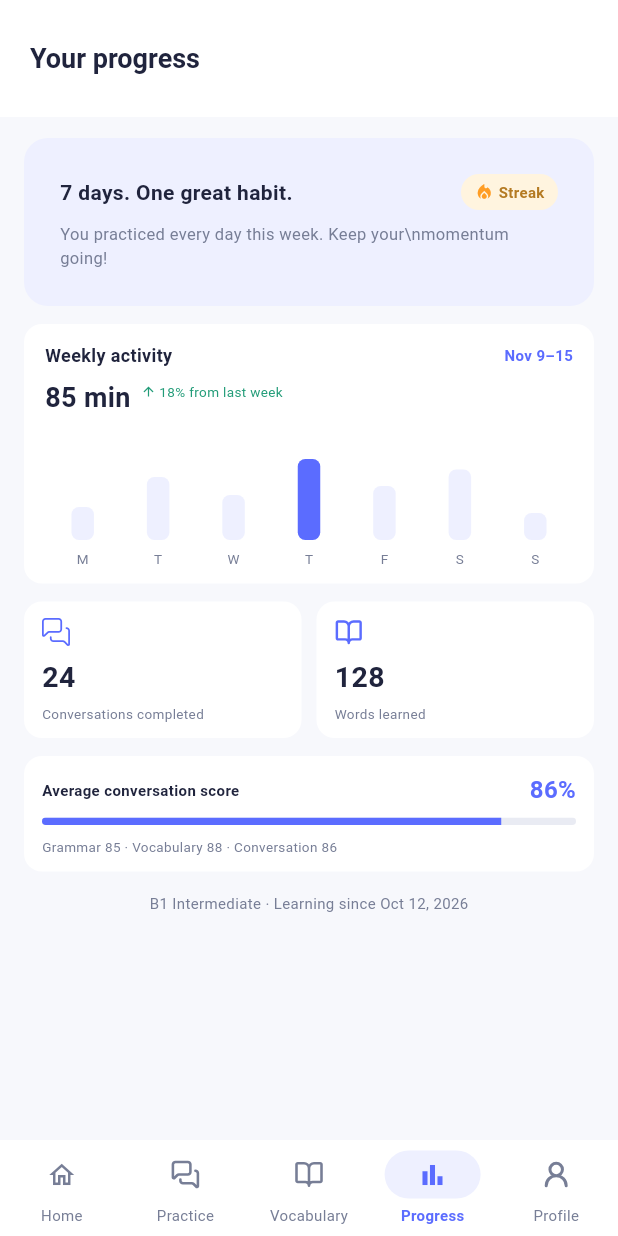
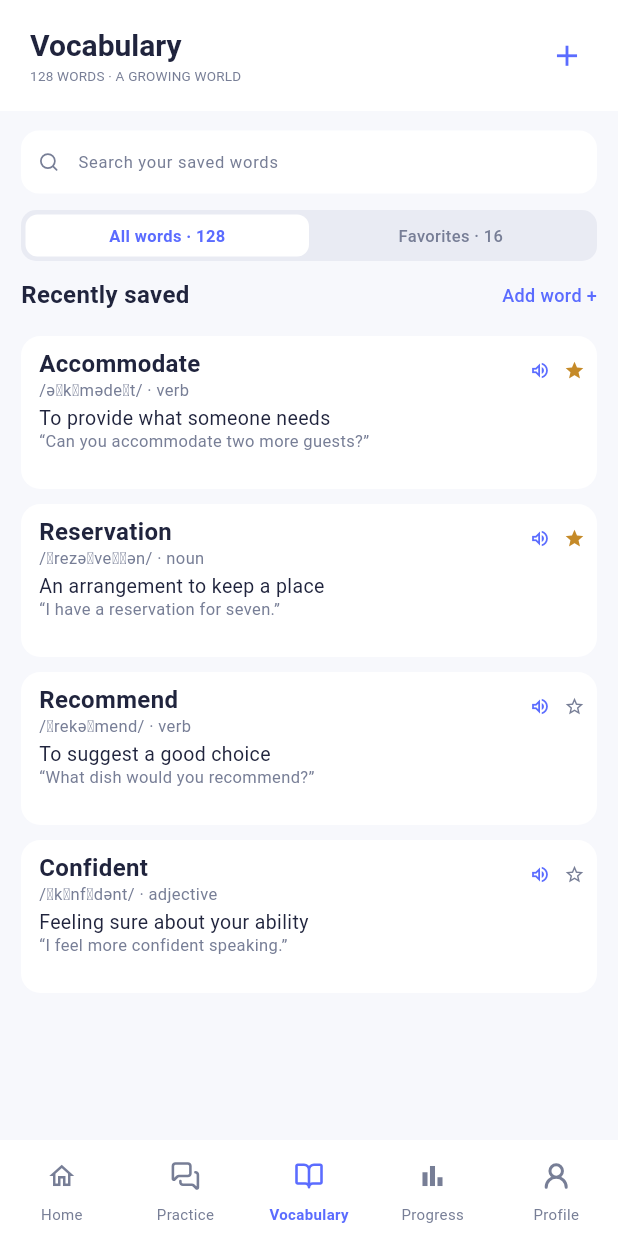
Before and after one commit to ahmedgamal826/ai-lingo-app, a Flutter app: the screen it shows after launch, on a phone screen of 412 x 824 dp. Run offline on Flutter 3.47's test engine with Material 3 defaults, Android fonts, the phone set to English and light mode, and no system bars; our stand-ins replace flutter_bloc, flutter_screenutil, flutter_svg.

Commit message:
create vocabulary view screen and fix some error in progress view screen

```diff
--- a/Code/ai_lingo_user_app/lib/features/home/views/home_view.dart
+++ b/Code/ai_lingo_user_app/lib/features/home/views/home_view.dart
@@ -1,11 +1,11 @@
 import 'package:flutter/material.dart';
 
-import '../../progress/views/progress_view.dart';
+import '../../vocabulary/views/vocabulary_view.dart';
 
-/// App entry screen currently displays the Progress screen.
+/// App entry screen currently displays the Vocabulary screen.
 class HomeView extends StatelessWidget {
   const HomeView({super.key});
 
   @override
-  Widget build(BuildContext context) => const ProgressView();
+  Widget build(BuildContext context) => const VocabularyView();
 }
--- a/Code/ai_lingo_user_app/lib/features/progress/views/progress_view.dart
+++ b/Code/ai_lingo_user_app/lib/features/progress/views/progress_view.dart
@@ -6,6 +6,7 @@ import '../../../core/theme/app_colors.dart';
 import '../../../core/theme/app_dimensions.dart';
 import '../../../core/widgets/custom_bottom_nav_bar.dart';
 import '../../../core/widgets/custom_card.dart';
+import '../../vocabulary/views/vocabulary_view.dart';
 
 /// Progress screen built with the project's existing shared widgets.
 class ProgressView extends StatefulWidget {
@@ -392,7 +393,18 @@ class _ProgressViewState extends State<ProgressView> {
         ),
         bottomNavigationBar: CustomBottomNavBar(
           currentIndex: _selectedIndex,
-          onTap: (index) => setState(() => _selectedIndex = index),
+          onTap: (index) {
+            if (index == 2) {
+              Navigator.pushReplacement(
+                context,
+                MaterialPageRoute(builder: (_) => const VocabularyView()),
+              );
+              return;
+            }
+            if (index == 3) {
+              setState(() => _selectedIndex = 3);
+            }
+          },
           items: [
             BottomNavItem(
               label: 'Home',
--- /dev/null
+++ b/Code/ai_lingo_user_app/lib/features/vocabulary/views/vocabulary_view.dart
@@ -0,0 +1,520 @@
+import 'package:flutter/material.dart';
+import 'package:flutter_svg/flutter_svg.dart';
+
+import '../../../core/constants/app_assets.dart';
+import '../../../core/theme/app_colors.dart';
+import '../../../core/theme/app_dimensions.dart';
+import '../../../core/theme/app_font_sizes.dart';
+import '../../../core/widgets/custom_bottom_nav_bar.dart';
+import '../../../core/widgets/custom_card.dart';
+import '../../../core/widgets/custom_icon_button.dart';
+import '../../progress/views/progress_view.dart';
+
+class VocabularyView extends StatefulWidget {
+  const VocabularyView({super.key});
+
+  @override
+  State<VocabularyView> createState() => _VocabularyViewState();
+}
+
+class _VocabularyViewState extends State<VocabularyView> {
+  final TextEditingController _searchController = TextEditingController();
+  int _selectedFilter = 0;
+  final List<_VocabularyWord> _words = [
+    _VocabularyWord(
+      word: 'Accommodate',
+      phonetic: '/əˈkɒmədeɪt/ · verb',
+      meaning: 'To provide what someone needs',
+      example: '“Can you accommodate two more guests?”',
+      favorite: true,
+    ),
+    _VocabularyWord(
+      word: 'Reservation',
+      phonetic: '/ˌrezəˈveɪʃən/ · noun',
+      meaning: 'An arrangement to keep a place',
+      example: '“I have a reservation for seven.”',
+      favorite: true,
+    ),
+    _VocabularyWord(
+      word: 'Recommend',
+      phonetic: '/ˌrekəˈmend/ · verb',
+      meaning: 'To suggest a good choice',
+      example: '“What dish would you recommend?”',
+      favorite: false,
+    ),
+    _VocabularyWord(
+      word: 'Confident',
+      phonetic: '/ˈkɒnfɪdənt/ · adjective',
+      meaning: 'Feeling sure about your ability',
+      example: '“I feel more confident speaking.”',
+      favorite: false,
+    ),
+  ];
+
+  List<_VocabularyWord> get _visibleWords {
+    final query = _searchController.text.trim().toLowerCase();
+    return _words.where((word) {
+      final matchesFilter = _selectedFilter == 0 || word.favorite;
+      final matchesSearch = query.isEmpty ||
+          word.word.toLowerCase().contains(query) ||
+          word.meaning.toLowerCase().contains(query);
+      return matchesFilter && matchesSearch;
+    }).toList();
+  }
+
+  int get _favoriteCount =>
+      16 + _words.where((word) => word.favorite).length - 2;
+
+  @override
+  void dispose() {
+    _searchController.dispose();
+    super.dispose();
+  }
+
+  void _showAddWordDialog() {
+    final wordController = TextEditingController();
+    final meaningController = TextEditingController();
+    showDialog<void>(
+      context: context,
+      builder: (dialogContext) => AlertDialog(
+        title: const Text('Add new word'),
+        content: Column(
+          mainAxisSize: MainAxisSize.min,
+          children: [
+            TextField(
+              controller: wordController,
+              decoration: const InputDecoration(hintText: 'Word'),
+              textCapitalization: TextCapitalization.words,
+            ),
+            const SizedBox(height: 12),
+            TextField(
+              controller: meaningController,
+              decoration: const InputDecoration(hintText: 'Meaning'),
+            ),
+          ],
+        ),
+        actions: [
+          TextButton(
+            onPressed: () => Navigator.pop(dialogContext),
+            child: const Text('Cancel'),
+          ),
+          TextButton(
+            onPressed: () {
+              final newWord = wordController.text.trim();
+              final meaning = meaningController.text.trim();
+              if (newWord.isEmpty || meaning.isEmpty) return;
+              setState(() {
+                _words.insert(
+                  0,
+                  _VocabularyWord(
+                    word: newWord,
+                    phonetic: '· new word',
+                    meaning: meaning,
+                    example: 'Tap to add an example sentence.',
+                  ),
+                );
+                _selectedFilter = 0;
+                _searchController.clear();
+              });
+              Navigator.pop(dialogContext);
+            },
+            child: const Text('Add'),
+          ),
+        ],
+      ),
+    ).whenComplete(() {
+      wordController.dispose();
+      meaningController.dispose();
+    });
+  }
+
+  @override
+  Widget build(BuildContext context) {
+    return Theme(
+      data: Theme.of(context).copyWith(
+        navigationBarTheme: NavigationBarThemeData(
+          height: AppDimensions.bottomNavHeight,
+          backgroundColor: AppColors.white,
+          indicatorColor: Colors.transparent,
+          labelTextStyle: WidgetStateProperty.resolveWith((states) {
+            final selected = states.contains(WidgetState.selected);
+            return TextStyle(
+              fontSize: AppFontSizes.font10,
+              height: 1.2,
+              fontWeight: selected ? FontWeight.w600 : FontWeight.w400,
+              color: selected ? AppColors.primary : AppColors.textSecondary,
+            );
+          }),
+          iconTheme: WidgetStateProperty.resolveWith((states) {
+            final selected = states.contains(WidgetState.selected);
+            return IconThemeData(
+              size: 19,
+              color: selected ? AppColors.primary : AppColors.textSecondary,
+            );
+          }),
+        ),
+      ),
+      child: Scaffold(
+        backgroundColor: const Color(0xFFF7F8FC),
+        appBar: PreferredSize(
+          preferredSize: const Size.fromHeight(74),
+          child: AppBar(
+            automaticallyImplyLeading: false,
+            toolbarHeight: 74,
+            backgroundColor: AppColors.white,
+            surfaceTintColor: Colors.transparent,
+            elevation: 0,
+            titleSpacing: 20,
+            title: Column(
+              crossAxisAlignment: CrossAxisAlignment.start,
+              mainAxisSize: MainAxisSize.min,
+              children: const [
+                Text(
+                  'Vocabulary',
+                  style: TextStyle(
+                    color: AppColors.textPrimary,
+                    fontSize: AppFontSizes.font20,
+                    height: 1.2,
+                    fontWeight: FontWeight.w700,
+                  ),
+                ),
+                SizedBox(height: 3),
+                Text(
+                  '128 WORDS · A GROWING WORLD',
+                  style: TextStyle(
+                    color: AppColors.textSecondary,
+                    fontSize: AppFontSizes.font9,
+                    letterSpacing: .15,
+                  ),
+                ),
+              ],
+            ),
+            actions: [
+              CustomIconButton(
+                onPressed: _showAddWordDialog,
+                tooltip: 'Add word',
+                icon: Icons.add,
+                color: AppColors.primary,
+                size: 23,
+              ),
+              const SizedBox(width: 10),
+            ],
+          ),
+        ),
+        body: SafeArea(
+          top: false,
+          child: LayoutBuilder(
+            builder: (context, constraints) {
+              return SingleChildScrollView(
+                child: ConstrainedBox(
+                  constraints: BoxConstraints(
+                    minHeight: constraints.maxHeight,
+                  ),
+                  child: Padding(
+                    padding: const EdgeInsets.fromLTRB(14, 13, 14, 12),
+                    child: Column(
+                      mainAxisAlignment: MainAxisAlignment.start,
+                      crossAxisAlignment: CrossAxisAlignment.stretch,
+                      children: [
+                        Column(
+                          crossAxisAlignment: CrossAxisAlignment.stretch,
+                          children: [
+                            _buildSearchField(),
+                            const SizedBox(height: 11),
+                            _buildFilterTabs(),
+                            const SizedBox(height: 11),
+                            Row(
+                              children: [
+                                const Expanded(
+                                  child: Text(
+                                    'Recently saved',
+                                    style: TextStyle(
+                                      color: AppColors.textPrimary,
+                                      fontSize: AppFontSizes.font16,
+                                      fontWeight: FontWeight.w700,
+                                    ),
+                                  ),
+                                ),
+                                GestureDetector(
+                                  onTap: _showAddWordDialog,
+                                  child: const Text(
+                                    'Add word +',
+                                    style: TextStyle(
+                                      color: AppColors.primary,
+                                      fontSize: AppFontSizes.font12,
+                                      fontWeight: FontWeight.w500,
+                                    ),
+                                  ),
+                                ),
+                              ],
+                            ),
+                          ],
+                        ),
+                        Container(height: 16,),
+                        ..._visibleWords.map(
+                          (word) => _buildWordCard(word),
+                        ),
+                        if (_visibleWords.isEmpty)
+                          const Padding(
+                            padding: EdgeInsets.only(top: 36),
+                            child: Center(
+                              child: Text(
+                                'No words found',
+                                style: TextStyle(
+                                  color: AppColors.textSecondary,
+                                  fontSize: AppFontSizes.font13,
+                                ),
+                              ),
+                            ),
+                          ),
+                      ],
+                    ),
+                  ),
+                ),
+              );
+            },
+          ),
+        ),
+        bottomNavigationBar: CustomBottomNavBar(
+          currentIndex: 2,
+          onTap: (index) {
+            if (index == 3) {
+              Navigator.pushReplacement(
+                context,
+                MaterialPageRoute(builder: (_) => const ProgressView()),
+              );
+            }
+          },
+          items: [
+            const BottomNavItem(label: 'Home', icon: Icons.home_outlined),
+            BottomNavItem(
+              label: 'Practice',
+              icon: Icons.forum_outlined,
+              iconAsset: AppAssets.icon('messages-square.svg'),
+            ),
+            BottomNavItem(
+              label: 'Vocabulary',
+              icon: Icons.menu_book_outlined,
+              iconAsset: AppAssets.icon('book-open.svg'),
+            ),
+            const BottomNavItem(label: 'Progress', icon: Icons.bar_chart),
+            BottomNavItem(
+              label: 'Profile',
+              icon: Icons.person_outline,
+              iconAsset: AppAssets.icon('user-round.svg'),
+            ),
+          ],
+        ),
+      ),
+    );
+  }
+
+  Widget _buildSearchField() {
+    return Container(
+      height: 42,
+      decoration: BoxDecoration(
+        color: AppColors.white,
+        borderRadius: BorderRadius.circular(AppDimensions.radiusMd),
+      ),
+      child: TextField(
+        controller: _searchController,
+        onChanged: (_) => setState(() {}),
+        style: const TextStyle(
+          color: AppColors.textPrimary,
+          fontSize: AppFontSizes.font13,
+        ),
+        decoration: InputDecoration(
+          hintText: 'Search your saved words',
+          hintStyle: const TextStyle(
+            color: AppColors.textSecondary,
+            fontSize: AppFontSizes.font11,
+          ),
+          prefixIcon: Padding(
+            padding: const EdgeInsets.only(left: 11, right: 8),
+            child: SvgPicture.asset(
+              AppAssets.icon('search.svg'),
+              width: 14,
+              height: 14,
+              colorFilter: const ColorFilter.mode(
+                AppColors.textSecondary,
+                BlendMode.srcIn,
+              ),
+            ),
+          ),
+          prefixIconConstraints: const BoxConstraints(minWidth: 34),
+          contentPadding: const EdgeInsets.symmetric(vertical: 10),
+          border: OutlineInputBorder(
+            borderRadius: BorderRadius.circular(AppDimensions.radiusMd),
+            borderSide: BorderSide.none,
+          ),
+          enabledBorder: OutlineInputBorder(
+            borderRadius: BorderRadius.circular(AppDimensions.radiusMd),
+            borderSide: BorderSide.none,
+          ),
+          focusedBorder: OutlineInputBorder(
+            borderRadius: BorderRadius.circular(AppDimensions.radiusMd),
+            borderSide: const BorderSide(color: AppColors.primarySoft),
+          ),
+        ),
+      ),
+    );
+  }
+
+  Widget _buildFilterTabs() {
+    return Container(
+      height: 34,
+      padding: const EdgeInsets.all(3),
+      decoration: BoxDecoration(
+        color: AppColors.indicatorInactive,
+        borderRadius: BorderRadius.circular(10),
+      ),
+      child: Row(
+        children: [
+          Expanded(child: _filterTab('All words · 128', 0)),
+          Expanded(child: _filterTab('Favorites · $_favoriteCount', 1)),
+        ],
+      ),
+    );
+  }
+
+  Widget _filterTab(String label, int index) {
+    final selected = _selectedFilter == index;
+    return GestureDetector(
+      onTap: () => setState(() => _selectedFilter = index),
+      child: AnimatedContainer(
+        duration: const Duration(milliseconds: 160),
+        alignment: Alignment.center,
+        decoration: BoxDecoration(
+          color: selected ? AppColors.white : Colors.transparent,
+          borderRadius: BorderRadius.circular(8),
+        ),
+        child: Text(
+          label,
+          style: TextStyle(
+            color: selected ? AppColors.primary : AppColors.textSecondary,
+            fontSize: AppFontSizes.font11,
+            fontWeight: selected ? FontWeight.w600 : FontWeight.w500,
+          ),
+        ),
+      ),
+    );
+  }
+
+  Widget _buildWordCard(_VocabularyWord word) {
+    // Figma card frame: 350 x 102. The height includes the card's padding.
+    return Padding(
+      padding: const EdgeInsets.only(bottom: 10),
+      child: SizedBox(
+        height: 102,
+        child: CustomCard(
+          backgroundColor: AppColors.white,
+          elevation: 0,
+          borderRadius: BorderRadius.circular(13),
+          padding: const EdgeInsets.fromLTRB(12, 8, 10, 8),
+          child: Column(
+            crossAxisAlignment: CrossAxisAlignment.start,
+            mainAxisAlignment: MainAxisAlignment.start,
+            children: [
+              Row(
+                children: [
+                  Expanded(
+                    child: Text(
+                      word.word,
+                      maxLines: 1,
+                      overflow: TextOverflow.ellipsis,
+                      style: const TextStyle(
+                        color: AppColors.textPrimary,
+                        fontSize: AppFontSizes.font16,
+                        height: 1.15,
+                        fontWeight: FontWeight.w700,
+                      ),
+                    ),
+                  ),
+                  _smallIconButton(
+                    icon: Icons.volume_up_outlined,
+                    color: AppColors.primary,
+                    onTap: () {},
+                  ),
+                  const SizedBox(width: 3),
+                  _smallIconButton(
+                    icon: word.favorite ? Icons.star : Icons.star_border,
+                    color: word.favorite
+                        ? const Color(0xFFC58A28)
+                        : AppColors.textSecondary,
+                    onTap: () => setState(() => word.favorite = !word.favorite),
+                  ),
+                ],
+              ),
+              const SizedBox(height: 2),
+              Text(
+                word.phonetic,
+                maxLines: 1,
+                overflow: TextOverflow.ellipsis,
+                style: const TextStyle(
+                  color: AppColors.textSecondary,
+                  fontSize: AppFontSizes.font11,
+                  height: 1.15,
+                ),
+              ),
+              const SizedBox(height: 4),
+              Text(
+                word.meaning,
+                maxLines: 1,
+                overflow: TextOverflow.ellipsis,
+                style: const TextStyle(
+                  color: AppColors.textPrimary,
+                  fontSize: AppFontSizes.font13,
+                  height: 1.15,
+                ),
+              ),
+              const SizedBox(height: 2),
+              Text(
+                word.example,
+                maxLines: 1,
+                overflow: TextOverflow.ellipsis,
+                style: const TextStyle(
+                  color: AppColors.textSecondary,
+                  fontSize: AppFontSizes.font11,
+                  height: 1.15,
+                ),
+              ),
+            ],
+          ),
+        ),
+      ),
+    );
+  }
+
+  Widget _smallIconButton({
+    required IconData icon,
+    required Color color,
+    required VoidCallback onTap,
+  }) {
+    return SizedBox(
+      width: 20,
+      height: 20,
+      child: CustomIconButton(
+        icon: icon,
+        onPressed: onTap,
+        color: color,
+        size: 14,
+      ),
+    );
+  }
+}
+
+class _VocabularyWord {
+  _VocabularyWord({
+    required this.word,
+    required this.phonetic,
+    required this.meaning,
+    required this.example,
+    this.favorite = false,
+  });
+
+  final String word;
+  final String phonetic;
+  final String meaning;
+  final String example;
+  bool favorite;
+}
```
